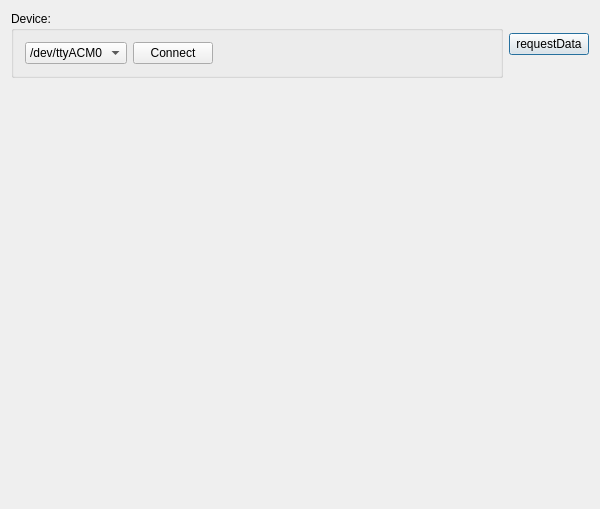
Old version of the form dialog.ui in the repository tauvetech/robocommViewer.
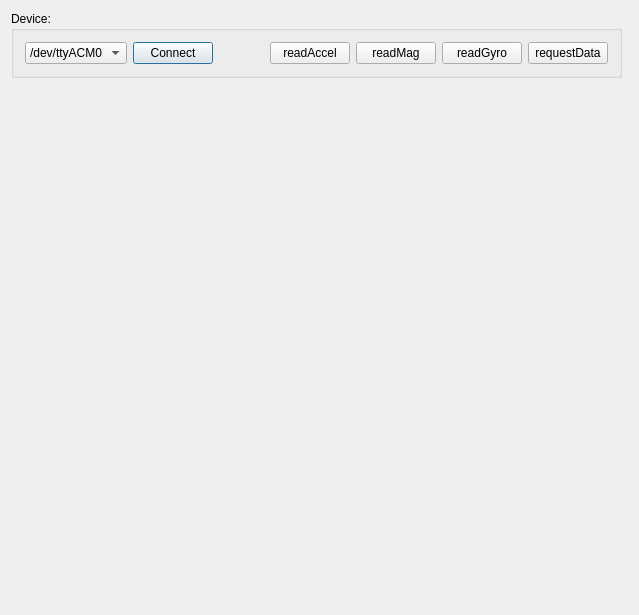
New version of the form. Custom widgets are drawn as their Qt base class.

Commit message:
[dialog.*] add 3 btns (readaccel, readMag, readGyro) just for test...
these have to be removed in a next commit.

```diff
--- a/dialog.ui
+++ b/dialog.ui
@@ -6,28 +6,15 @@
    <rect>
     <x>0</x>
     <y>0</y>
-    <width>600</width>
-    <height>509</height>
+    <width>639</width>
+    <height>615</height>
    </rect>
   </property>
   <property name="windowTitle">
    <string>RobocommViewer</string>
   </property>
   <layout class="QGridLayout" name="gridLayout">
-   <item row="0" column="1">
-    <widget class="QPushButton" name="pbRequestData">
-     <property name="maximumSize">
-      <size>
-       <width>100</width>
-       <height>16777215</height>
-      </size>
-     </property>
-     <property name="text">
-      <string>requestData</string>
-     </property>
-    </widget>
-   </item>
-   <item row="3" column="0">
+   <item row="3" column="1">
     <layout class="QVBoxLayout" name="verticalLayout_2">
      <item>
       <spacer name="verticalSpacer">
@@ -44,7 +31,7 @@
      </item>
     </layout>
    </item>
-   <item row="2" column="0" colspan="2">
+   <item row="2" column="1" colspan="2">
     <layout class="QVBoxLayout" name="verticalLayout">
      <item>
       <widget class="QwtPlot" name="qwtPlotAccel">
@@ -96,7 +83,7 @@
      </item>
     </layout>
    </item>
-   <item row="0" column="0">
+   <item row="0" column="1">
     <widget class="QGroupBox" name="groupBox">
      <property name="title">
       <string>Device:</string>
@@ -149,6 +136,40 @@
         </property>
        </spacer>
       </item>
+      <item>
+       <widget class="QPushButton" name="pbReadAccel">
+        <property name="text">
+         <string>readAccel</string>
+        </property>
+       </widget>
+      </item>
+      <item>
+       <widget class="QPushButton" name="pbReadMag">
+        <property name="text">
+         <string>readMag</string>
+        </property>
+       </widget>
+      </item>
+      <item>
+       <widget class="QPushButton" name="pbReadGyro">
+        <property name="text">
+         <string>readGyro</string>
+        </property>
+       </widget>
+      </item>
+      <item>
+       <widget class="QPushButton" name="pbRequestData">
+        <property name="maximumSize">
+         <size>
+          <width>100</width>
+          <height>16777215</height>
+         </size>
+        </property>
+        <property name="text">
+         <string>requestData</string>
+        </property>
+       </widget>
+      </item>
      </layout>
     </widget>
    </item>
```
The commit also changes 2 other files.
